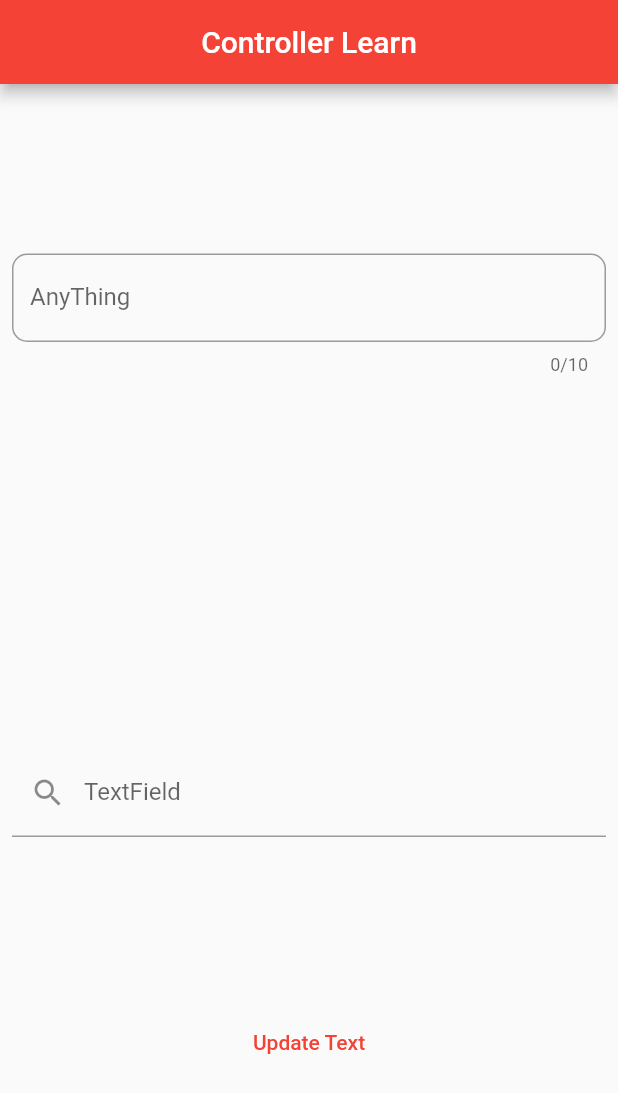
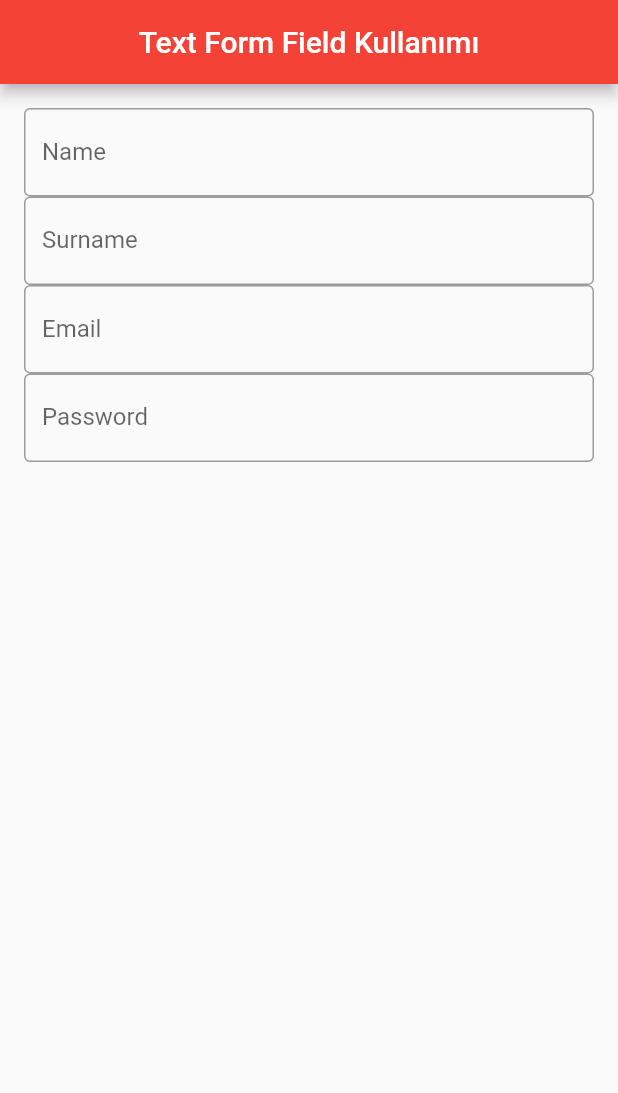
Before and after one commit to yamisagi/flutter_samples, a Flutter app: the screen it shows after launch, on a phone screen of 412 x 824 dp. Shown: the top 1093 px of the screen. Run offline on Flutter 3.47's test engine with Material 2 defaults, Android fonts, the phone set to English and light mode, and no system bars.

Commit message:
add TextFormField to lesson2

```diff
--- /dev/null
+++ b/lib/input_widgets/lesson2/text_form_field_learn.dart
@@ -0,0 +1,88 @@
+import 'package:flutter/material.dart';
+
+/// [TextFormField] widget [TextField] ile nerdeyse aynı özellikleri var.
+/// Fakat [TextFormField] widget bizim için [TextField]'den farklı özellikler sunar.
+class TextFormFieldLearn extends StatefulWidget {
+  const TextFormFieldLearn({Key? key}) : super(key: key);
+
+  @override
+  State<TextFormFieldLearn> createState() => _TextFormFieldLearnState();
+}
+
+class _TextFormFieldLearnState extends State<TextFormFieldLearn> {
+  @override
+  Widget build(BuildContext context) {
+    return Scaffold(
+      appBar: AppBar(
+        title: const Text('Text Form Field Kullanımı'),
+      ),
+      body: SingleChildScrollView(
+        padding: const EdgeInsets.all(16),
+        child: Form(
+          /// [Form] widget'ının içerisine [TextFormField] widget'inin
+          /// validate parametresinin hangi durumlarda aktif olacağını belirleriz.
+          autovalidateMode: AutovalidateMode.onUserInteraction,
+          child: Column(
+            mainAxisAlignment: MainAxisAlignment.spaceAround,
+            children: [
+              TextFormField(
+                /// [decoration] parametresi, [TextField] widget'ı ile aynıdır.
+                decoration: const InputDecoration(
+                  border: OutlineInputBorder(),
+                  labelText: 'Name',
+                  hintText: 'Input your name',
+                ),
+
+                /// [validator] parametresi, bizim için varolan değerleri kontrol edip,
+                /// Kullanıcıya uyarı mesajı verebilmemizi sağlar.
+                /// Örneğin burde kullanıcının girdiği isim 3 karakterden kısa ise,
+                /// Kullanıcıya uyarı mesajı veririz.
+                validator: (value) {
+                  return value!.length < 3
+                      ? 'Name must be longer than 3 chars'
+                      : null;
+                },
+              ),
+              TextFormField(
+                decoration: const InputDecoration(
+                  border: OutlineInputBorder(),
+                  labelText: 'Surname',
+                  hintText: 'Input your Surname',
+                ),
+                validator: (value) {
+                  return value!.length < 3
+                      ? 'Surname must be longer than 3 chars'
+                      : null;
+                },
+              ),
+              TextFormField(
+                decoration: const InputDecoration(
+                  border: OutlineInputBorder(),
+                  labelText: 'Email',
+                  hintText: 'Input your Email',
+                ),
+                validator: (value) {
+                  return !(value!.contains('@'))
+                      ? 'Email must contains @'
+                      : null;
+                },
+              ),
+              TextFormField(
+                decoration: const InputDecoration(
+                  border: OutlineInputBorder(),
+                  labelText: 'Password',
+                  hintText: 'Input your Password',
+                ),
+                validator: (value) {
+                  return value!.length < 3
+                      ? 'Password must be longer than 3 chars'
+                      : null;
+                },
+              ),
+            ],
+          ),
+        ),
+      ),
+    );
+  }
+}
--- a/lib/main.dart
+++ b/lib/main.dart
@@ -1,6 +1,6 @@
 import 'package:flutter/material.dart';
 import 'package:flutter_samples/basic_widgets/lesson4/push_and_replacement/push_and_replacement_learn.dart';
-import 'package:flutter_samples/input_widgets/lesson1/controller_learn.dart';
+import 'package:flutter_samples/input_widgets/lesson2/text_form_field_learn.dart';
 
 import 'basic_widgets/lesson3/custom_scroll_view_learn/customscroll_view_learn.dart';
 
@@ -41,7 +41,7 @@ class CourseApp extends StatelessWidget {
         primarySwatch: Colors.red,
       ),
       title: title,
-      home: const ControllerLearn(),
+      home: const TextFormFieldLearn(),
     );
   }
 }
```
Also changed, not shown: 1 other file.
